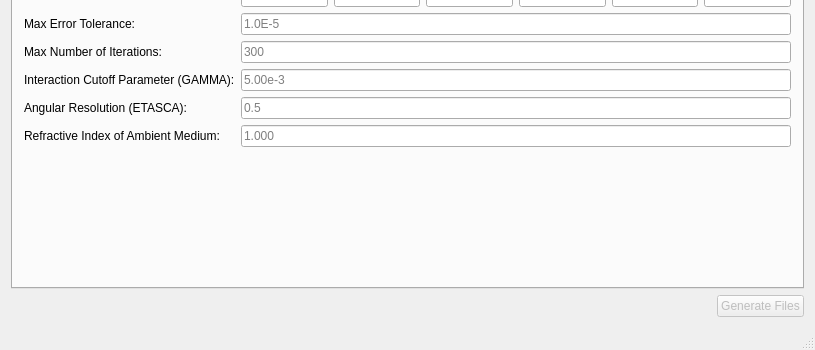
Above: rtmath/rtmath-apps/ddscat-genparams-qt/frmmain.ui from rhoneyager/rtmath before the change; both pictures show x 0 to 815 and y 264 to 614 of the 815 by 614 pixel window. Below: the same form after it.
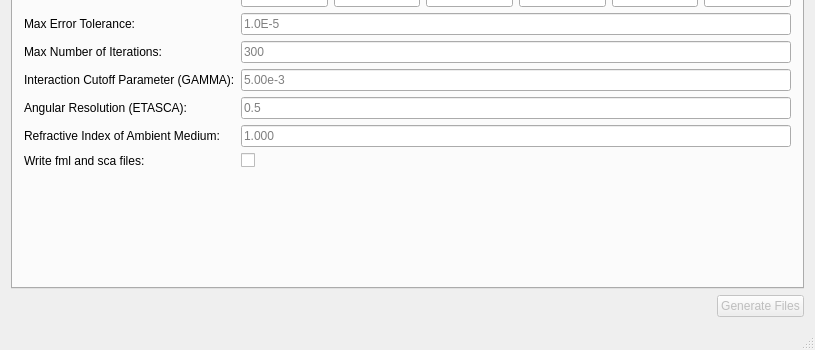
That is the form after the change. The open tabs and pages were chosen to show the change.

```diff
--- a/rtmath/rtmath-apps/ddscat-genparams-qt/frmmain.ui
+++ b/rtmath/rtmath-apps/ddscat-genparams-qt/frmmain.ui
@@ -687,6 +687,23 @@
           </property>
          </widget>
         </item>
+        <item row="13" column="1">
+         <widget class="QCheckBox" name="chkWriteSca">
+          <property name="statusTip">
+           <string>The fml and sca files contain the calculations for each rotation</string>
+          </property>
+          <property name="text">
+           <string/>
+          </property>
+         </widget>
+        </item>
+        <item row="13" column="0">
+         <widget class="QLabel" name="label_27">
+          <property name="text">
+           <string>Write fml and sca files:</string>
+          </property>
+         </widget>
+        </item>
        </layout>
       </widget>
       <widget class="QWidget" name="tab">
```
Left out of the diff: 58 changed lines with no effect on the pictures.
